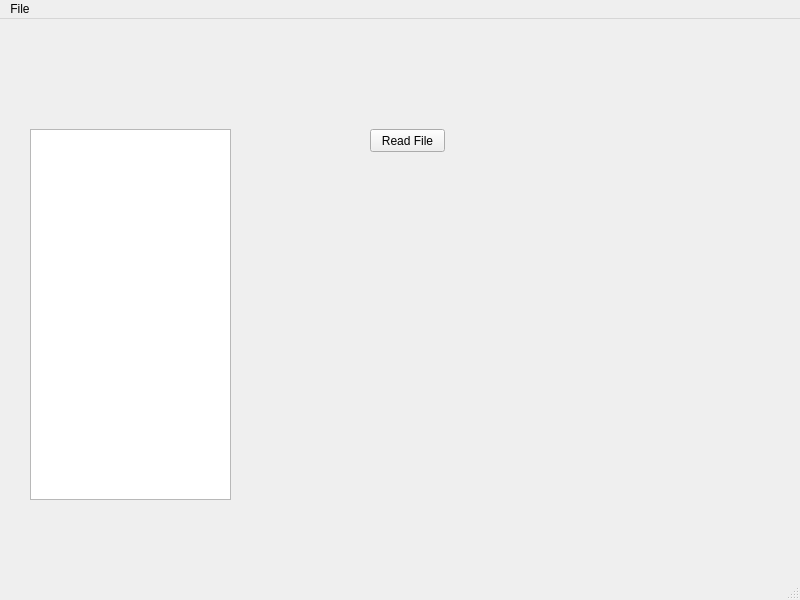
First picture: the form in uicontroller.ui, repository nhatlonggunz/UseYourMachine, before the edit.
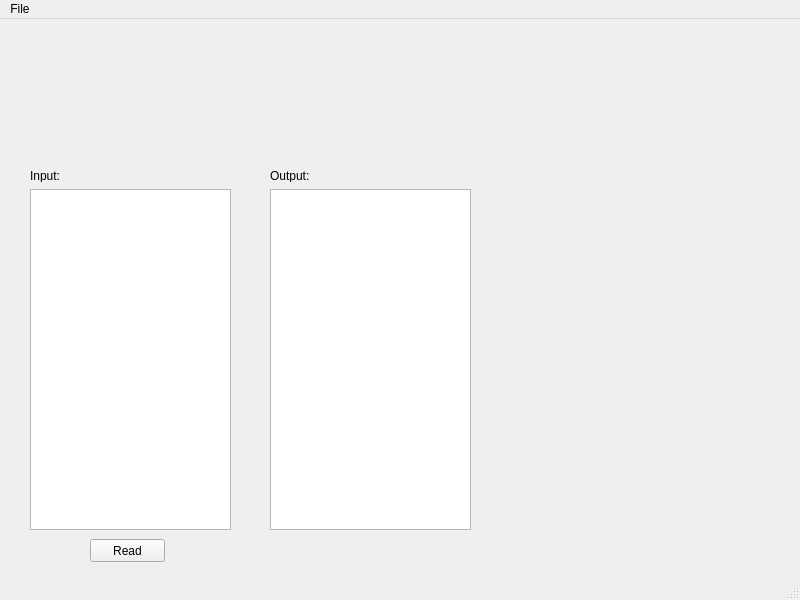
Second picture: the form after the edit.

```diff
--- a/uicontroller.ui
+++ b/uicontroller.ui
@@ -18,23 +18,59 @@
     <property name="geometry">
      <rect>
       <x>30</x>
-      <y>110</y>
+      <y>170</y>
       <width>201</width>
-      <height>371</height>
+      <height>341</height>
      </rect>
     </property>
    </widget>
+   <widget class="QTextEdit" name="textboxOutputFile">
+    <property name="geometry">
+     <rect>
+      <x>270</x>
+      <y>170</y>
+      <width>201</width>
+      <height>341</height>
+     </rect>
+    </property>
+   </widget>
+   <widget class="QLabel" name="label">
+    <property name="geometry">
+     <rect>
+      <x>30</x>
+      <y>150</y>
+      <width>47</width>
+      <height>13</height>
+     </rect>
+    </property>
+    <property name="text">
+     <string>Input:</string>
+    </property>
+   </widget>
+   <widget class="QLabel" name="label_2">
+    <property name="geometry">
+     <rect>
+      <x>270</x>
+      <y>150</y>
+      <width>47</width>
+      <height>13</height>
+     </rect>
+    </property>
+    <property name="text">
+     <string>Output:</string>
+    </property>
+   </widget>
    <widget class="QPushButton" name="pushButton">
     <property name="geometry">
      <rect>
-      <x>370</x>
-      <y>110</y>
+      <x>90</x>
+      <y>520</y>
       <width>75</width>
       <height>23</height>
      </rect>
     </property>
     <property name="text">
-     <string>Read File</string>
+     <string>Read</string>
     </property>
    </widget>
   </widget>
```
Left out of the diff: 2 changed lines with no effect on the pictures.
